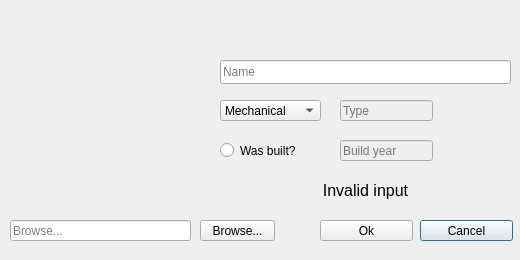
Old version of the form addcomputerdialog.ui in the repository gudmundurb/H22.
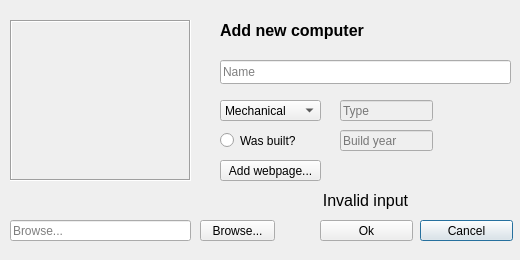
New version of the form. Icons and pictures are not drawn.

Commit message: stillingar í ui

```diff
--- a/addcomputerdialog.ui
+++ b/addcomputerdialog.ui
@@ -19,6 +19,12 @@
     <verstretch>0</verstretch>
    </sizepolicy>
   </property>
+  <property name="minimumSize">
+   <size>
+    <width>520</width>
+    <height>260</height>
+   </size>
+  </property>
   <property name="maximumSize">
    <size>
     <width>520</width>
@@ -58,7 +64,7 @@
    <property name="geometry">
     <rect>
      <x>340</x>
-     <y>140</y>
+     <y>130</y>
      <width>93</width>
      <height>21</height>
     </rect>
@@ -135,7 +141,7 @@
    <property name="geometry">
     <rect>
      <x>220</x>
-     <y>140</y>
+     <y>130</y>
      <width>101</width>
      <height>21</height>
     </rect>
@@ -167,7 +173,7 @@
    <property name="geometry">
     <rect>
      <x>220</x>
-     <y>180</y>
+     <y>190</y>
      <width>291</width>
      <height>20</height>
     </rect>
@@ -188,14 +194,23 @@
    <property name="geometry">
     <rect>
      <x>10</x>
-     <y>10</y>
-     <width>191</width>
-     <height>191</height>
+     <y>20</y>
+     <width>181</width>
+     <height>161</height>
     </rect>
    </property>
+   <property name="frameShape">
+    <enum>QFrame::Box</enum>
+   </property>
    <property name="frameShadow">
     <enum>QFrame::Sunken</enum>
    </property>
+   <property name="lineWidth">
+    <number>1</number>
+   </property>
+   <property name="midLineWidth">
+    <number>0</number>
+   </property>
    <property name="text">
     <string/>
    </property>
@@ -229,6 +244,52 @@
     <string>Browse...</string>
    </property>
   </widget>
+  <widget class="QPushButton" name="addWebpage">
+   <property name="geometry">
+    <rect>
+     <x>220</x>
+     <y>160</y>
+     <width>101</width>
+     <height>21</height>
+    </rect>
+   </property>
+   <property name="text">
+    <string>Add webpage...</string>
+   </property>
+  </widget>
+  <widget class="QLabel" name="c_showUrl">
+   <property name="geometry">
+    <rect>
+     <x>330</x>
+     <y>160</y>
+     <width>171</width>
+     <height>21</height>
+    </rect>
+   </property>
+   <property name="text">
+    <string/>
+   </property>
+  </widget>
+  <widget class="QLabel" name="label">
+   <property name="geometry">
+    <rect>
+     <x>220</x>
+     <y>20</y>
+     <width>201</width>
+     <height>21</height>
+    </rect>
+   </property>
+   <property name="font">
+    <font>
+     <pointsize>12</pointsize>
+     <weight>75</weight>
+     <bold>true</bold>
+    </font>
+   </property>
+   <property name="text">
+    <string>Add new computer</string>
+   </property>
+  </widget>
  </widget>
  <tabstops>
   <tabstop>InputComputerName</tabstop>
```
Left out of the diff: 5 changed lines with no effect on the pictures. The commit also changes 1 other file.
